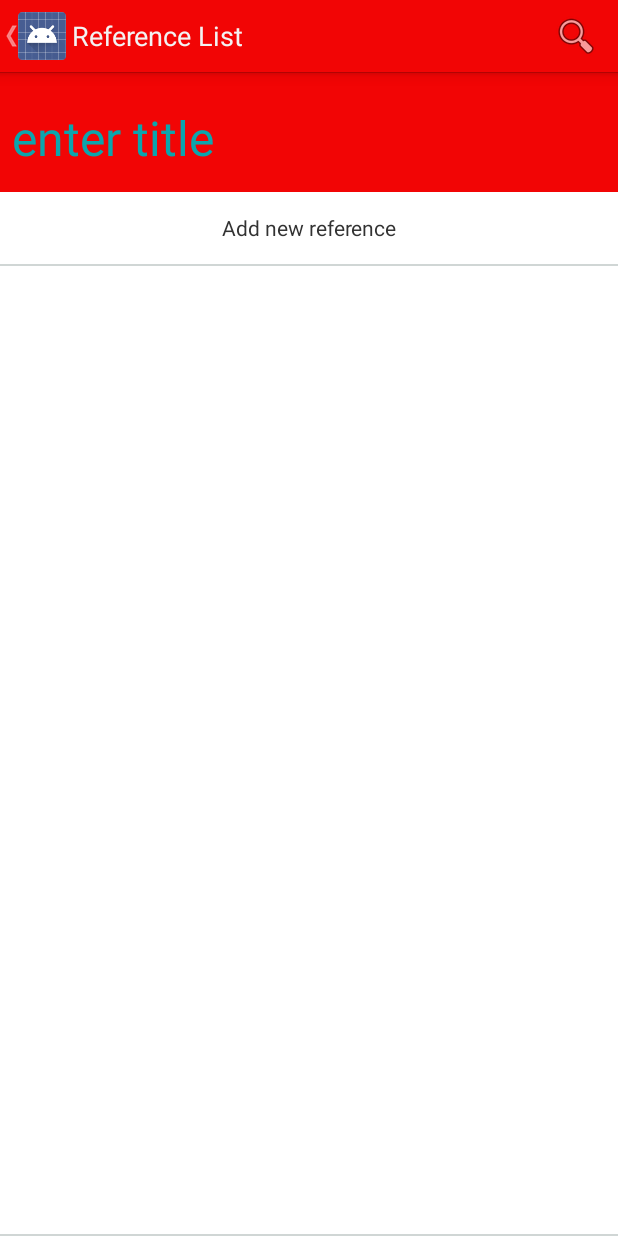
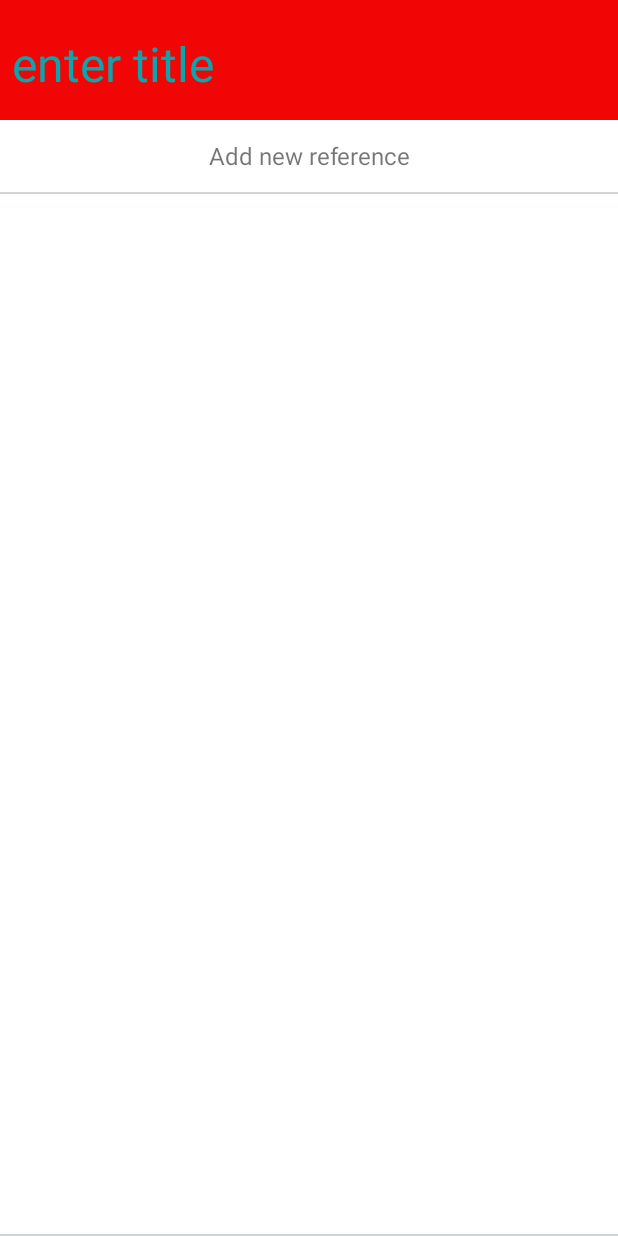
Before and after one commit to SafetyMarcus/EasyReference, an Android app: the ReferenceListActivity screen opened directly, with no data from a screen before it, on a phone screen of 412 x 824 dp. Run offline under Robolectric (Android 15) with nearby library versions, the phone set to English and light mode, and no system bars; our stand-ins replace ButterKnife; libraries missing offline, so code that uses them is left out: com.squareup.otto; 1 statement that could not run was skipped.

```diff
--- a/app/src/main/res/values-v21/styles.xml
+++ b/app/src/main/res/values-v21/styles.xml
@@ -1,12 +1,3 @@
 <?xml version="1.0" encoding="utf-8"?>
 <resources>
-    <style name="AppTheme" parent="android:Theme.Holo.Light.DarkActionBar">
-        <item name="android:actionBarStyle">@style/AppTheme.ActionBar</item>
-    </style>
-
-    <style name="AppTheme.ActionBar" parent="@android:style/Widget.Holo.Light.ActionBar.Solid.Inverse">
-        <item name="android:background">@drawable/action_bar</item>
-        <item name="android:backgroundStacked">@drawable/action_bar</item>
-        <item name="android:backgroundSplit">@drawable/action_bar</item>
-    </style>
 </resources>
--- a/app/src/main/res/values/styles.xml
+++ b/app/src/main/res/values/styles.xml
@@ -1,7 +1,7 @@
 <resources>
 
     <!-- Base application theme. -->
-    <style name="AppTheme" parent="android:Theme.Holo.Light.DarkActionBar">
+    <style name="AppTheme" parent="Theme.AppCompat.Light.NoActionBar">
         <item name="android:actionBarStyle">@style/AppTheme.ActionBar</item>
         <item name="android:editTextStyle">@style/EditTextStyle</item>
         <item name="android:textViewStyle">@style/TextViewStyle</item>
```
Also changed, not shown: 1 other file.
